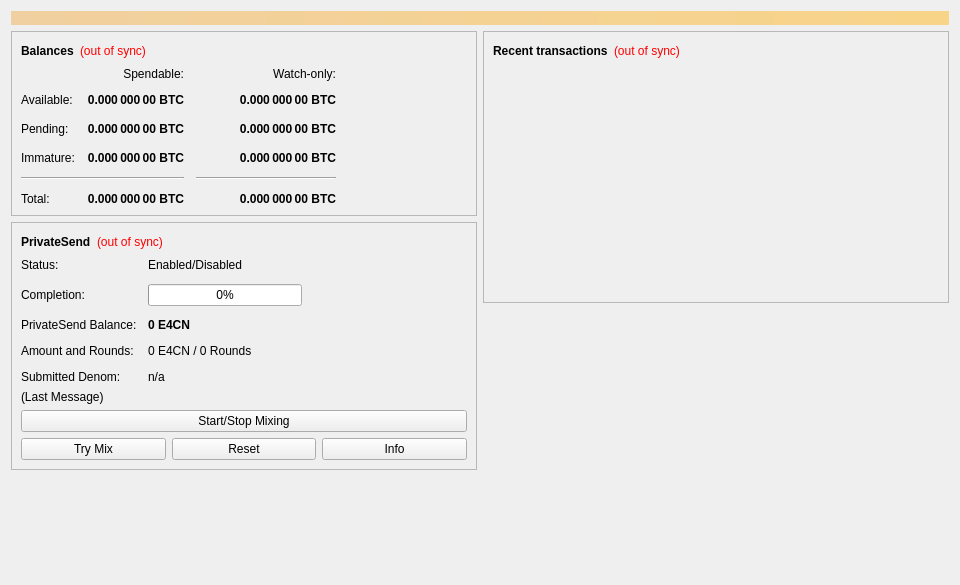
Qt form src/qt/forms/overviewpage.ui (ab4cus/e4Coin) before a commit.
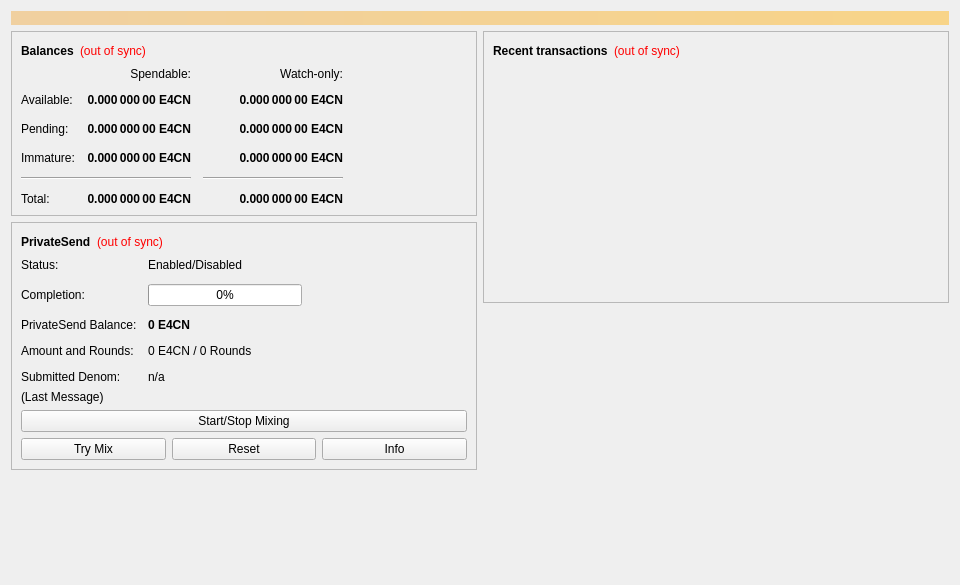
The same form after that commit.

Commit message: Nomenclatura de la moneda E4CN en formas del wallet

```diff
--- a/src/qt/forms/overviewpage.ui
+++ b/src/qt/forms/overviewpage.ui
@@ -118,7 +118,7 @@
                <string>Unconfirmed transactions to watch-only addresses</string>
               </property>
               <property name="text">
-               <string notr="true">0.000 000 00 BTC</string>
+               <string notr="true">0.000 000 00 E4CN</string>
               </property>
               <property name="alignment">
                <set>Qt::AlignRight|Qt::AlignTrailing|Qt::AlignVCenter</set>
@@ -143,7 +143,7 @@
                <string>Total of transactions that have yet to be confirmed, and do not yet count toward the spendable balance</string>
               </property>
               <property name="text">
-               <string notr="true">0.000 000 00 BTC</string>
+               <string notr="true">0.000 000 00 E4CN</string>
               </property>
               <property name="alignment">
                <set>Qt::AlignRight|Qt::AlignTrailing|Qt::AlignVCenter</set>
@@ -168,7 +168,7 @@
                <string>Mined balance in watch-only addresses that has not yet matured</string>
               </property>
               <property name="text">
-               <string notr="true">0.000 000 00 BTC</string>
+               <string notr="true">0.000 000 00 E4CN</string>
               </property>
               <property name="alignment">
                <set>Qt::AlignRight|Qt::AlignTrailing|Qt::AlignVCenter</set>
@@ -226,7 +226,7 @@
                <string>Mined balance that has not yet matured</string>
               </property>
               <property name="text">
-               <string notr="true">0.000 000 00 BTC</string>
+               <string notr="true">0.000 000 00 E4CN</string>
               </property>
               <property name="alignment">
                <set>Qt::AlignRight|Qt::AlignTrailing|Qt::AlignVCenter</set>
@@ -271,7 +271,7 @@
                <string>Your current total balance</string>
               </property>
               <property name="text">
-               <string notr="true">0.000 000 00 BTC</string>
+               <string notr="true">0.000 000 00 E4CN</string>
               </property>
               <property name="alignment">
                <set>Qt::AlignRight|Qt::AlignTrailing|Qt::AlignVCenter</set>
@@ -296,7 +296,7 @@
                <string>Current total balance in watch-only addresses</string>
               </property>
               <property name="text">
-               <string notr="true">0.000 000 00 BTC</string>
+               <string notr="true">0.000 000 00 E4CN</string>
               </property>
               <property name="alignment">
                <set>Qt::AlignRight|Qt::AlignTrailing|Qt::AlignVCenter</set>
@@ -338,7 +338,7 @@
                <string>Your current spendable balance</string>
               </property>
               <property name="text">
-               <string notr="true">0.000 000 00 BTC</string>
+               <string notr="true">0.000 000 00 E4CN</string>
               </property>
               <property name="alignment">
                <set>Qt::AlignRight|Qt::AlignTrailing|Qt::AlignVCenter</set>
@@ -363,7 +363,7 @@
                <string>Your current balance in watch-only addresses</string>
               </property>
               <property name="text">
-               <string notr="true">0.000 000 00 BTC</string>
+               <string notr="true">0.000 000 00 E4CN</string>
               </property>
               <property name="alignment">
                <set>Qt::AlignRight|Qt::AlignTrailing|Qt::AlignVCenter</set>
```
